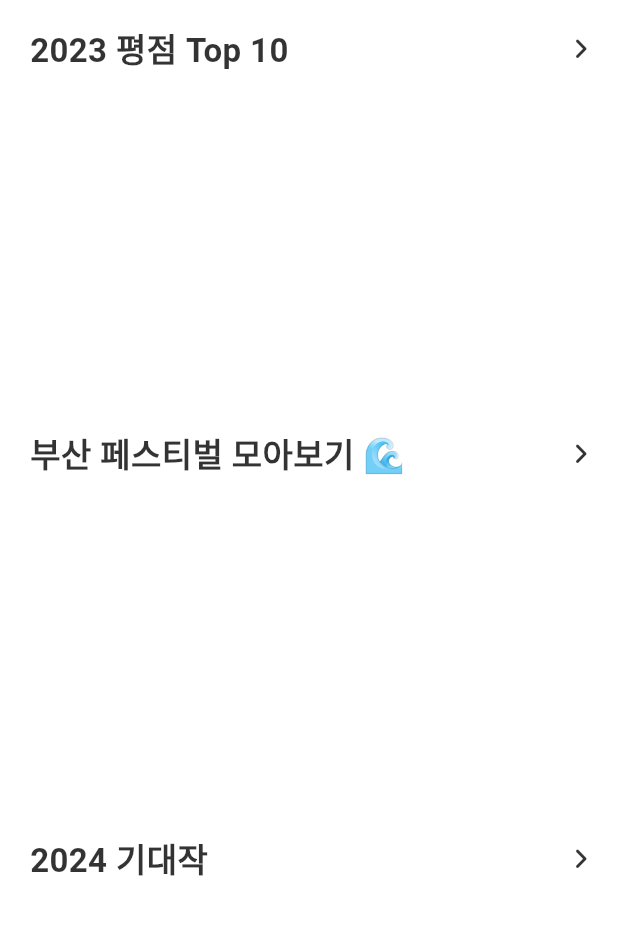
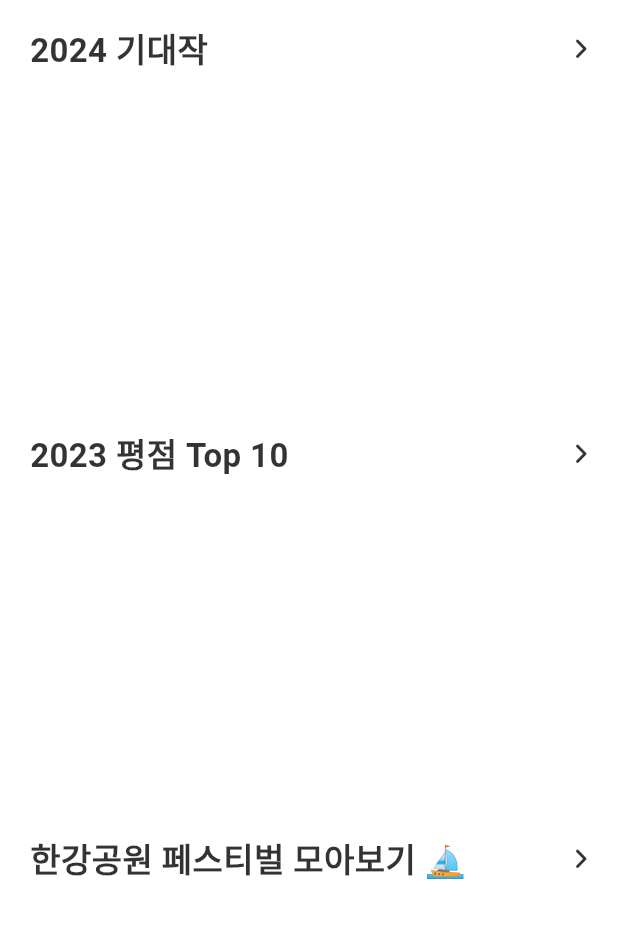
Before and after one commit to ynjch97/RiFFest, a Flutter app: the FestivalScreen screen opened directly, on a phone screen of 412 x 824 dp, the part 84-1022 px from its top. Run offline on Flutter 3.47's test engine with Material 3 defaults, Android fonts, the phone set to English and light mode, and no system bars; our stand-ins replace cloud_firestore, expandable_text, firebase_auth, firebase_core, firebase_storage, flutter_riverpod and 3 more; accounts and stored records are empty.

Commit message:
FestivalScreen > 디데이 계산, 순위 정보

```diff
--- a/riffest/lib/features/festival/models/festival_filter_model.dart
+++ b/riffest/lib/features/festival/models/festival_filter_model.dart
@@ -43,7 +43,7 @@ List<FestivalThemeModel> festivalThemes(int start, int end) {
       genre: "",
       isDDay: false,
       isRating: false,
-      isStarRating: false,
+      isStarRating: true,
     ),
     FestivalThemeModel(
       themeName: "한강공원 페스티벌 모아보기 ⛵",
@@ -52,7 +52,7 @@ List<FestivalThemeModel> festivalThemes(int start, int end) {
       location: "한강",
       genre: "",
       isDDay: false,
-      isRating: false,
+      isRating: true,
       isStarRating: false,
     ),
     FestivalThemeModel(
@@ -62,7 +62,7 @@ List<FestivalThemeModel> festivalThemes(int start, int end) {
       location: "인천",
       genre: "",
       isDDay: false,
-      isRating: false,
+      isRating: true,
       isStarRating: false,
     ),
     FestivalThemeModel(
@@ -72,7 +72,7 @@ List<FestivalThemeModel> festivalThemes(int start, int end) {
       location: "부산",
       genre: "",
       isDDay: false,
-      isRating: false,
+      isRating: true,
       isStarRating: false,
     ),
     FestivalThemeModel(
@@ -82,7 +82,7 @@ List<FestivalThemeModel> festivalThemes(int start, int end) {
       location: "강원",
       genre: "",
       isDDay: false,
-      isRating: false,
+      isRating: true,
       isStarRating: false,
     ),
     FestivalThemeModel(
@@ -92,7 +92,7 @@ List<FestivalThemeModel> festivalThemes(int start, int end) {
       location: "경기",
       genre: "",
       isDDay: false,
-      isRating: false,
+      isRating: true,
       isStarRating: false,
     ),
     FestivalThemeModel(
@@ -102,8 +102,8 @@ List<FestivalThemeModel> festivalThemes(int start, int end) {
       location: "",
       genre: "rock",
       isDDay: false,
-      isRating: true,
-      isStarRating: false,
+      isRating: false,
+      isStarRating: true,
     ),
     FestivalThemeModel(
       themeName: "가을의 재즈 페스티벌 🎺",
@@ -113,7 +113,7 @@ List<FestivalThemeModel> festivalThemes(int start, int end) {
       genre: "jazz",
       isDDay: false,
       isRating: false,
-      isStarRating: false,
+      isStarRating: true,
     ),
     FestivalThemeModel(
       themeName: "실내 페스티벌 모아보기 🎪",
@@ -123,7 +123,7 @@ List<FestivalThemeModel> festivalThemes(int start, int end) {
       genre: "",
       isDDay: false,
       isRating: false,
-      isStarRating: false,
+      isStarRating: true,
     ),
     FestivalThemeModel(
       themeName: "최고의 해외 라인업",
@@ -133,10 +133,77 @@ List<FestivalThemeModel> festivalThemes(int start, int end) {
       genre: "global",
       isDDay: false,
       isRating: false,
-      isStarRating: false,
+      isStarRating: true,
     ),
   ];
 
   festivalThemes.shuffle(); // 랜덤 섞기
   return festivalThemes.sublist(start, end);
 }
+
+List<FestivalThemeModel> festivalThemesSimple(int start, int end) {
+  List<FestivalThemeModel> festivalThemes = [
+    FestivalThemeModel(
+      themeName: "2024 기대작",
+      year: "2024",
+      month: "",
+      location: "",
+      genre: "",
+      isDDay: true,
+      isRating: false,
+      isStarRating: false,
+    ),
+    FestivalThemeModel(
+      themeName: "2023 평점 Top 10",
+      year: "2023",
+      month: "",
+      location: "",
+      genre: "",
+      isDDay: false,
+      isRating: false,
+      isStarRating: true,
+    ),
+    FestivalThemeModel(
+      themeName: "한강공원 페스티벌 모아보기 ⛵",
+      year: "2024",
+      month: "",
+      location: "한강",
+      genre: "",
+      isDDay: false,
+      isRating: true,
+      isStarRating: false,
+    ),
+    FestivalThemeModel(
+      themeName: "인천 페스티벌 모아보기 🌊",
+      year: "2024",
+      month: "",
+      location: "인천",
+      genre: "",
+      isDDay: false,
+      isRating: true,
+      isStarRating: false,
+    ),
+    FestivalThemeModel(
+      themeName: "한여름의 락 페스티벌 🎸",
+      year: "2024",
+      month: "6,3",
+      location: "",
+      genre: "rock",
+      isDDay: false,
+      isRating: false,
+      isStarRating: true,
+    ),
+    FestivalThemeModel(
+      themeName: "실내 페스티벌 모아보기 🎪",
+      year: "2024",
+      month: "",
+      location: "실내",
+      genre: "",
+      isDDay: false,
+      isRating: false,
+      isStarRating: true,
+    ),
+  ];
+
+  return festivalThemes;
+}
--- a/riffest/lib/features/festival/views/festival_screen.dart
+++ b/riffest/lib/features/festival/views/festival_screen.dart
@@ -24,7 +24,8 @@ class FestivalScreen extends ConsumerStatefulWidget {
 }
 
 class FestivalScreenState extends ConsumerState<FestivalScreen> {
-  List<FestivalThemeModel> themes = festivalThemes(0, 4); // horizontal 목록 테마
+  List<FestivalThemeModel> themes =
+      festivalThemesSimple(0, 4); // horizontal 목록 테마
 
   @override
   void initState() {
```
Also changed, not shown: riffest/lib/features/festival/widgets/festival_poster_info.dart (+24 -23 lines), riffest/lib/features/festival/widgets/festival_theme_list.dart (+3 -10 lines), riffest/lib/utils.dart (+18 -0 lines).
